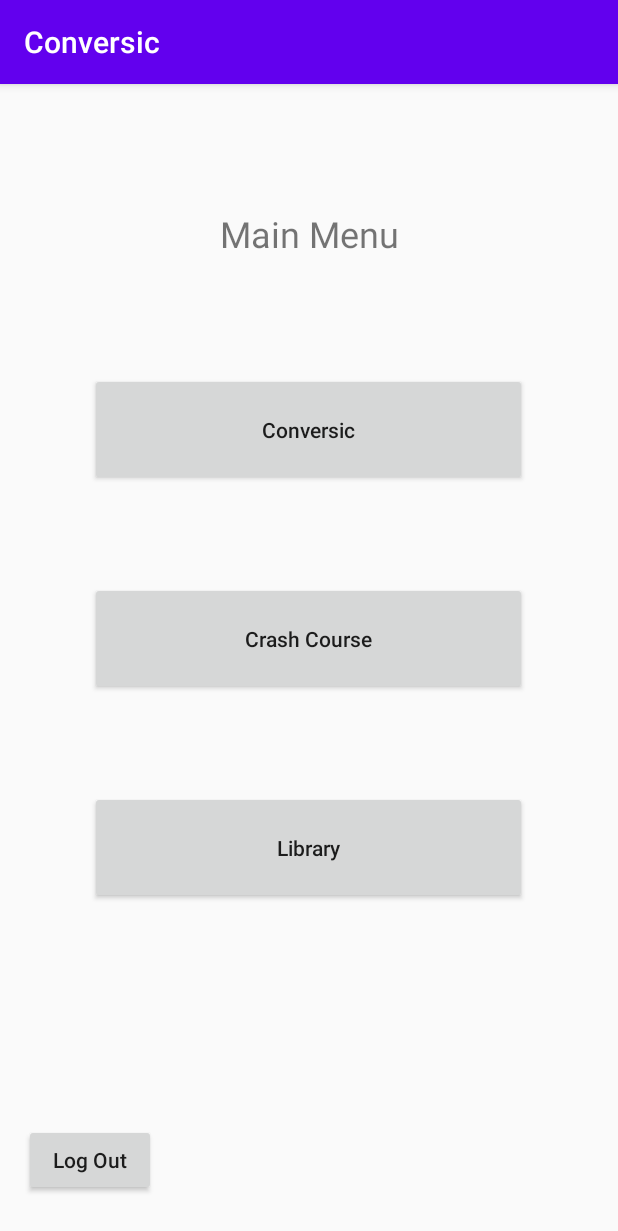
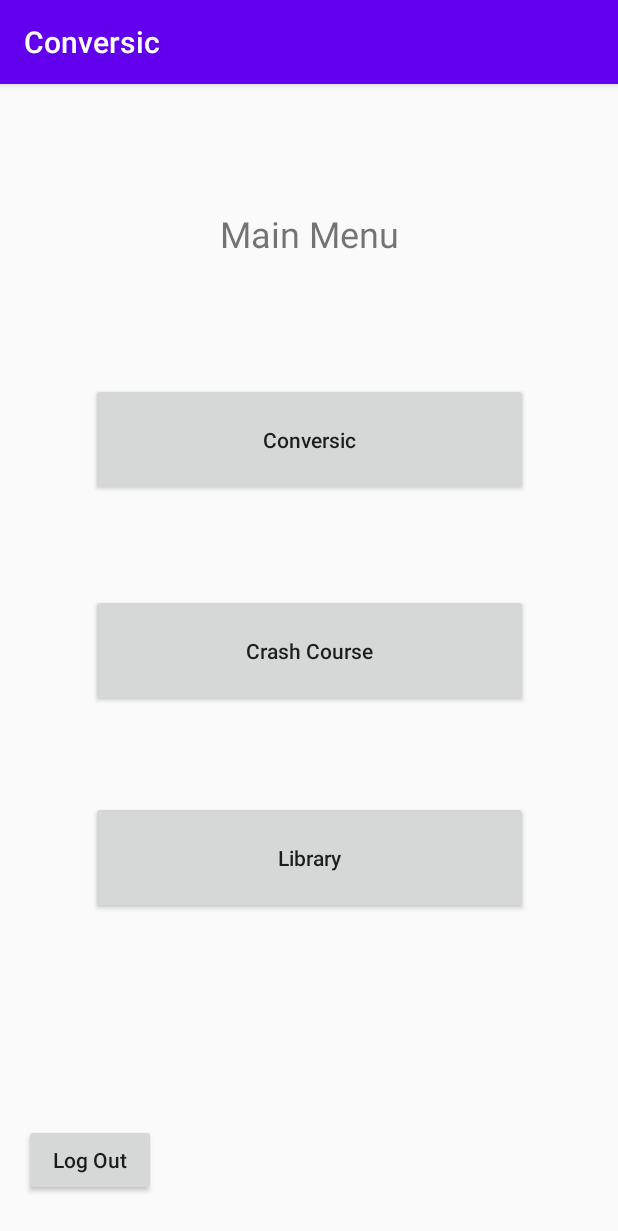
Before and after one commit to jiaqi20/Conversic, an Android app: the MainActivity screen opened directly, with no data from a screen before it, on a phone screen of 412 x 824 dp. Shown: the top 1231 px of the screen. Run offline under Robolectric (Android 15) with nearby library versions, the light colour scheme and no system bars; our stand-ins replace Firebase (no records; nobody signed in at launch, a user with empty details on screens opened directly).

Commit message:
second commit

```diff
--- a/app/build.gradle
+++ b/app/build.gradle
@@ -30,6 +30,7 @@ dependencies {
     implementation 'androidx.appcompat:appcompat:1.1.0'
     implementation 'androidx.constraintlayout:constraintlayout:1.1.3'
     implementation 'com.google.firebase:firebase-auth:16.0.5'
+    implementation 'com.google.firebase:firebase-database:16.0.4'
     testImplementation 'junit:junit:4.12'
     androidTestImplementation 'androidx.test.ext:junit:1.1.1'
     androidTestImplementation 'androidx.test.espresso:espresso-core:3.2.0'
--- a/app/src/main/AndroidManifest.xml
+++ b/app/src/main/AndroidManifest.xml
@@ -10,7 +10,6 @@
         android:supportsRtl="true"
         android:theme="@style/AppTheme">
         <activity android:name=".LibraryActivity"></activity>
-        <activity android:name=".CrashCourseActivity" />
         <activity android:name=".ConversicActivity" />
         <activity android:name=".ResetPassword" />
         <activity android:name=".MainActivity" />
--- a/app/src/main/java/com/example/conversic/MainActivity.java
+++ b/app/src/main/java/com/example/conversic/MainActivity.java
@@ -15,9 +15,9 @@ public class MainActivity extends AppCompatActivity {
     private Button logout;
 
     //Navigation: Menu Buttons
-    private Button btnConversic = findViewById(R.id.buttonConversic);
-    private Button btnCC = findViewById(R.id.buttonCC);
-    private Button btnLib = findViewById(R.id.buttonLib);
+    private Button btnConversic;
+    private Button btnCC;
+    private Button btnLib;
 
     @Override
     protected void onCreate(Bundle savedInstanceState) {
@@ -26,6 +26,10 @@ public class MainActivity extends AppCompatActivity {
 
         appName = findViewById(R.id.textViewMainMenu);
         logout = findViewById(R.id.buttonLogOut);
+
+        btnConversic = findViewById(R.id.buttonConversic);
+        btnCC = findViewById(R.id.buttonCC);
+        btnLib = findViewById(R.id.buttonLib);
 
         //Navigation: Menu Buttons
         btnConversic.setOnClickListener(new View.OnClickListener() {
--- a/app/src/main/java/com/example/conversic/ResetPassword.java
+++ b/app/src/main/java/com/example/conversic/ResetPassword.java
@@ -28,7 +28,7 @@ public class ResetPassword extends AppCompatActivity {
         setContentView(R.layout.activity_reset_password);
 
         email = findViewById(R.id.editText);
-        button = findViewById(R.id.button2);
+        button = findViewById(R.id.buttonSE);
         fAuth = FirebaseAuth.getInstance();
         btnBack = findViewById(R.id.buttonBack);
 
@@ -54,7 +54,7 @@ public class ResetPassword extends AppCompatActivity {
                             if(task.isSuccessful()) {
                                 Toast.makeText(ResetPassword.this, "Link is successfully sent to your email!",
                                         Toast.LENGTH_SHORT).show();
-                                startActivity(new Intent(getApplicationContext(), Login.class));
+                                startActivity(new Intent(ResetPassword.this, Login.class));
                             } else {
                                 String err = task.getException().getMessage();
                                 Toast.makeText(ResetPassword.this, "Error occurred: " + err,
--- a/app/src/main/res/layout/activity_main.xml
+++ b/app/src/main/res/layout/activity_main.xml
@@ -10,21 +10,25 @@
         android:id="@+id/buttonCC"
         android:layout_width="291dp"
         android:layout_height="75dp"
-        android:layout_marginTop="64dp"
         android:text="@string/crash_course"
         android:textAllCaps="false"
-        app:layout_constraintStart_toStartOf="@id/buttonConversic"
-        app:layout_constraintTop_toBottomOf="@id/buttonConversic" />
+        app:layout_constraintBottom_toBottomOf="parent"
+        app:layout_constraintEnd_toEndOf="parent"
+        app:layout_constraintStart_toStartOf="parent"
+        app:layout_constraintTop_toBottomOf="@+id/buttonConversic"
+        app:layout_constraintVertical_bias="0.156" />
 
     <Button
         android:id="@+id/buttonLib"
         android:layout_width="291dp"
         android:layout_height="75dp"
-        android:layout_marginTop="64dp"
         android:text="@string/library"
         android:textAllCaps="false"
-        app:layout_constraintStart_toStartOf="@id/buttonCC"
-        app:layout_constraintTop_toBottomOf="@id/buttonCC" />
+        app:layout_constraintBottom_toBottomOf="parent"
+        app:layout_constraintEnd_toEndOf="parent"
+        app:layout_constraintStart_toStartOf="parent"
+        app:layout_constraintTop_toBottomOf="@+id/buttonCC"
+        app:layout_constraintVertical_bias="0.225" />
 
     <TextView
         android:id="@+id/textViewMainMenu"
@@ -57,12 +61,12 @@
         android:id="@+id/buttonConversic"
         android:layout_width="291dp"
         android:layout_height="75dp"
-        android:layout_marginStart="60dp"
-        android:layout_marginLeft="60dp"
-        android:layout_marginTop="60dp"
         android:text="@string/conversic"
         android:textAllCaps="false"
+        app:layout_constraintBottom_toBottomOf="parent"
+        app:layout_constraintEnd_toEndOf="parent"
         app:layout_constraintStart_toStartOf="parent"
-        app:layout_constraintTop_toBottomOf="@id/textViewMainMenu" />
+        app:layout_constraintTop_toBottomOf="@+id/textViewMainMenu"
+        app:layout_constraintVertical_bias="0.119" />
 
 </androidx.constraintlayout.widget.ConstraintLayout>
```
Also changed, not shown: app/src/main/res/layout/activity_reset_password.xml (+9 -7 lines).
